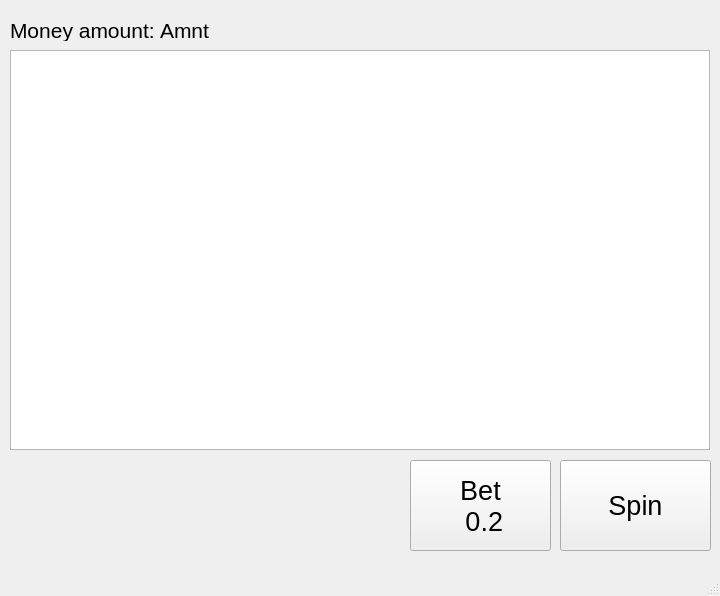
The window that pelikone/mainwindow.ui (ormae/Slotti) describes before a commit, drawn with Qt 5.
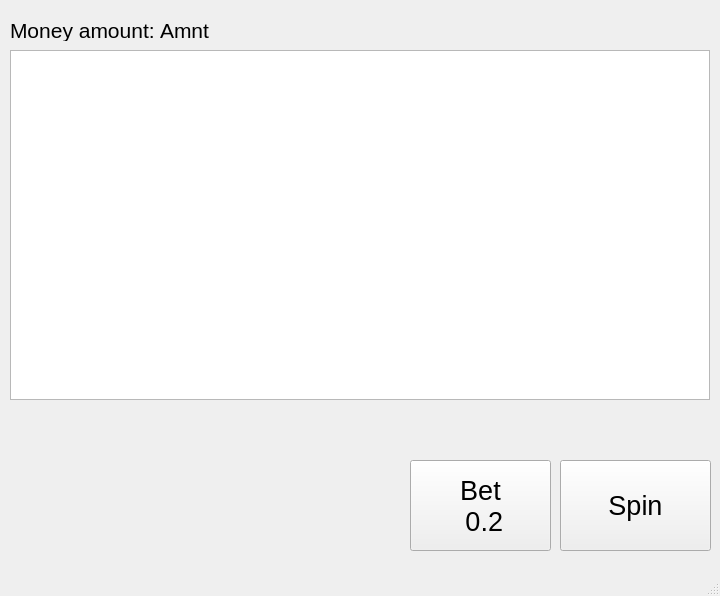
The same window after the commit.

Diff of the .ui file:
```diff
--- a/pelikone/mainwindow.ui
+++ b/pelikone/mainwindow.ui
@@ -56,7 +56,7 @@
       <x>10</x>
       <y>50</y>
       <width>700</width>
-      <height>400</height>
+      <height>350</height>
      </rect>
     </property>
     <property name="sizePolicy">
@@ -68,12 +68,18 @@
     <property name="maximumSize">
      <size>
       <width>700</width>
-      <height>400</height>
+      <height>350</height>
      </size>
     </property>
     <property name="autoFillBackground">
      <bool>false</bool>
     </property>
+    <property name="verticalScrollBarPolicy">
+     <enum>Qt::ScrollBarAlwaysOff</enum>
+    </property>
+    <property name="horizontalScrollBarPolicy">
+     <enum>Qt::ScrollBarAlwaysOff</enum>
+    </property>
    </widget>
    <widget class="QPushButton" name="Spin">
     <property name="geometry">
```
